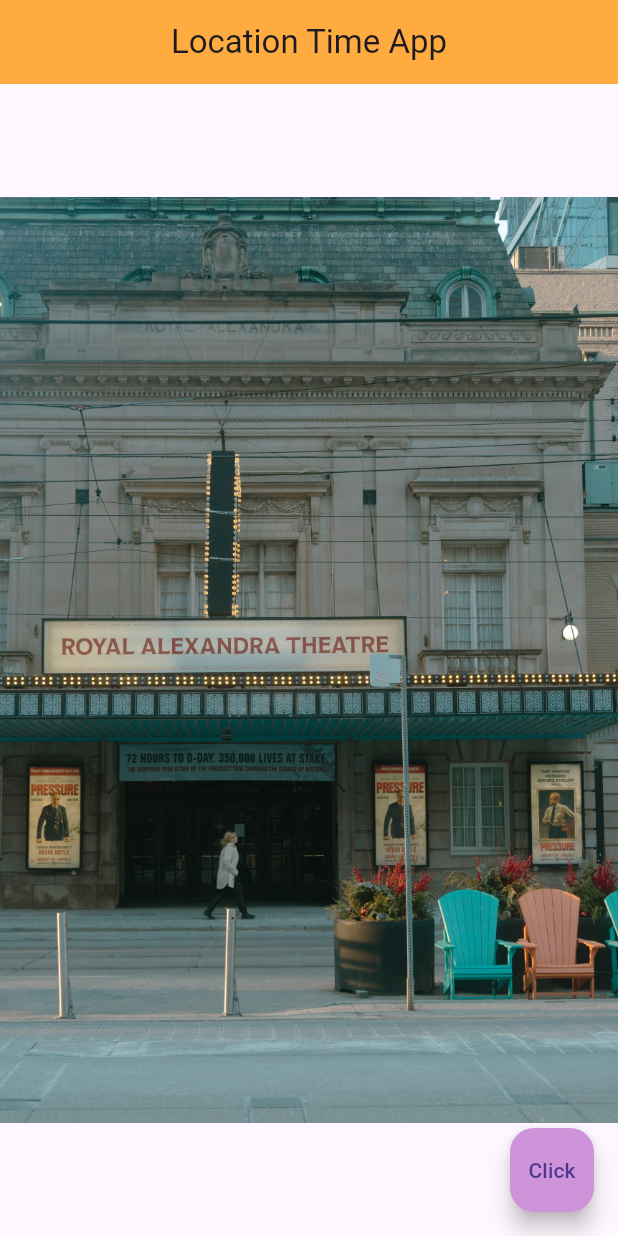
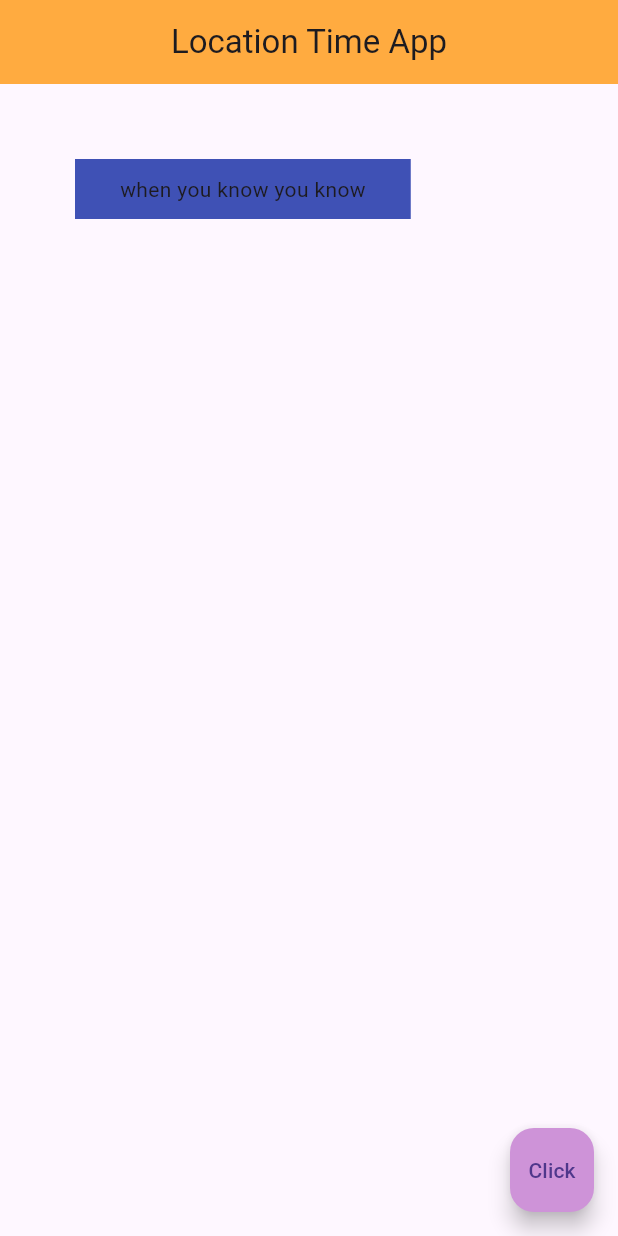
Before and after one commit to zcybrgd/Location-Time-App, a Flutter app: the screen it shows after launch, on a phone screen of 412 x 824 dp. Run offline on Flutter 3.47's test engine with Material 3 defaults, Android fonts, the phone set to English and light mode, and no system bars.

Commit message:
containers and padding

```diff
--- a/lib/main.dart
+++ b/lib/main.dart
@@ -18,8 +18,15 @@
         centerTitle: true,
         backgroundColor: Colors.orangeAccent,
       ),
-      body: Center(
-      child: Image.asset('assets/img.jpg')
+      body: Container(
+        // apply 20 px of padding around all edges
+        //padding: EdgeInsets.all(20.0),
+        padding: EdgeInsets.symmetric(horizontal: 30.0, vertical: 10.0),
+       // padding: EdgeInsets.fromLTRB(10.0, 20.0, 30.0, 40.0),
+        margin: EdgeInsets.all(50.0),
+        color: Colors.indigo,
+        // there is a padding widget
+        child: Text('when you know you know'),
       ),
       floatingActionButton: FloatingActionButton(
         onPressed: () {},
```
